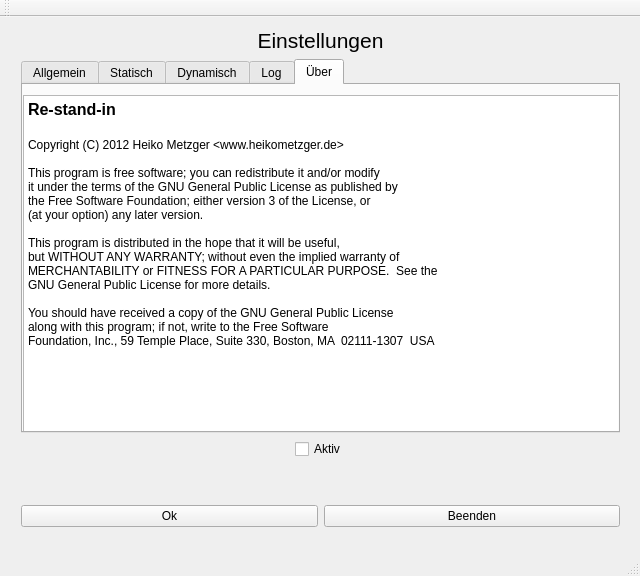
This is rsi.ui in Merhoc/re-stand-in as Qt 5 draws it before an edit. The edited form follows.
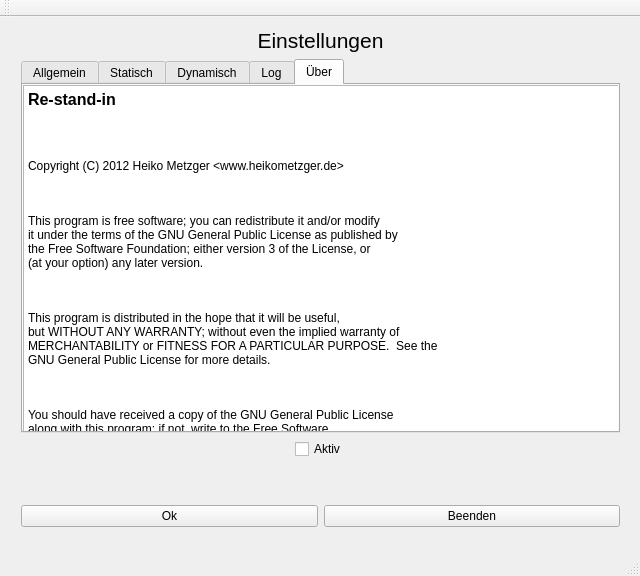
This is the edited form. The open tabs and pages were chosen to show the change.

Commit message: Make it work on windows, too...

Diff of the .ui file:
```diff
--- a/rsi.ui
+++ b/rsi.ui
@@ -131,33 +131,37 @@
          <property name="geometry">
           <rect>
            <x>0</x>
-           <y>10</y>
+           <y>0</y>
            <width>611</width>
-           <height>351</height>
+           <height>361</height>
           </rect>
          </property>
          <property name="html">
           <string>&lt;!DOCTYPE HTML PUBLIC &quot;-//W3C//DTD HTML 4.0//EN&quot; &quot;http://www.w3.org/TR/REC-html40/strict.dtd&quot;&gt;
 &lt;html&gt;&lt;head&gt;&lt;meta name=&quot;qrichtext&quot; content=&quot;1&quot; /&gt;&lt;style type=&quot;text/css&quot;&gt;
 p, li { white-space: pre-wrap; }
-&lt;/style&gt;&lt;/head&gt;&lt;body style=&quot; font-family:'Ubuntu'; font-size:9pt; font-weight:400; font-style:normal;&quot;&gt;
-&lt;p style=&quot; margin-top:0px; margin-bottom:0px; margin-left:0px; margin-right:0px; -qt-block-indent:0; text-indent:0px;&quot;&gt;&lt;span style=&quot; font-size:12pt; font-weight:600;&quot;&gt;Re-stand-in&lt;/span&gt;&lt;/p&gt;
-&lt;p style=&quot;-qt-paragraph-type:empty; margin-top:0px; margin-bottom:0px; margin-left:0px; margin-right:0px; -qt-block-indent:0; text-indent:0px; font-size:12pt; font-weight:600;&quot;&gt;&lt;br /&gt;&lt;/p&gt;
-&lt;p style=&quot; margin-top:0px; margin-bottom:0px; margin-left:0px; margin-right:0px; -qt-block-indent:0; text-indent:0px;&quot;&gt;&lt;span style=&quot; color:#000000;&quot;&gt;Copyright (C) 2012 Heiko Metzger &amp;lt;www.heikometzger.de&amp;gt;&lt;/span&gt;&lt;/p&gt;
-&lt;p style=&quot;-qt-paragraph-type:empty; margin-top:0px; margin-bottom:0px; margin-left:0px; margin-right:0px; -qt-block-indent:0; text-indent:0px; color:#000000;&quot;&gt;&lt;br /&gt;&lt;/p&gt;
-&lt;p style=&quot; margin-top:0px; margin-bottom:0px; margin-left:0px; margin-right:0px; -qt-block-indent:0; text-indent:0px;&quot;&gt;&lt;span style=&quot; font-family:'Courier New,courier'; color:#000000;&quot;&gt;This program is free software; you can redistribute it and/or modify &lt;/span&gt;&lt;/p&gt;
-&lt;p style=&quot; margin-top:0px; margin-bottom:0px; margin-left:0px; margin-right:0px; -qt-block-indent:0; text-indent:0px;&quot;&gt;&lt;span style=&quot; font-family:'Courier New,courier'; color:#000000;&quot;&gt;it under the terms of the GNU General Public License as published by &lt;/span&gt;&lt;/p&gt;
-&lt;p style=&quot; margin-top:0px; margin-bottom:0px; margin-left:0px; margin-right:0px; -qt-block-indent:0; text-indent:0px;&quot;&gt;&lt;span style=&quot; font-family:'Courier New,courier'; color:#000000;&quot;&gt;the Free Software Foundation; either version 3 of the License, or &lt;/span&gt;&lt;/p&gt;
-&lt;p style=&quot; margin-top:0px; margin-bottom:0px; margin-left:0px; margin-right:0px; -qt-block-indent:0; text-indent:0px;&quot;&gt;&lt;span style=&quot; font-family:'Courier New,courier'; color:#000000;&quot;&gt;(at your option) any later version. &lt;/span&gt;&lt;/p&gt;
-&lt;p style=&quot;-qt-paragraph-type:empty; margin-top:0px; margin-bottom:0px; margin-left:0px; margin-right:0px; -qt-block-indent:0; text-indent:0px; font-family:'Courier New,courier'; color:#000000;&quot;&gt;&lt;br /&gt;&lt;/p&gt;
-&lt;p style=&quot; margin-top:0px; margin-bottom:0px; margin-left:0px; margin-right:0px; -qt-block-indent:0; text-indent:0px;&quot;&gt;&lt;span style=&quot; font-family:'Courier New,courier'; color:#000000;&quot;&gt;This program is distributed in the hope that it will be useful, &lt;/span&gt;&lt;/p&gt;
-&lt;p style=&quot; margin-top:0px; margin-bottom:0px; margin-left:0px; margin-right:0px; -qt-block-indent:0; text-indent:0px;&quot;&gt;&lt;span style=&quot; font-family:'Courier New,courier'; color:#000000;&quot;&gt;but WITHOUT ANY WARRANTY; without even the implied warranty of &lt;/span&gt;&lt;/p&gt;
-&lt;p style=&quot; margin-top:0px; margin-bottom:0px; margin-left:0px; margin-right:0px; -qt-block-indent:0; text-indent:0px;&quot;&gt;&lt;span style=&quot; font-family:'Courier New,courier'; color:#000000;&quot;&gt;MERCHANTABILITY or FITNESS FOR A PARTICULAR PURPOSE.  See the &lt;/span&gt;&lt;/p&gt;
-&lt;p style=&quot; margin-top:0px; margin-bottom:0px; margin-left:0px; margin-right:0px; -qt-block-indent:0; text-indent:0px;&quot;&gt;&lt;span style=&quot; font-family:'Courier New,courier'; color:#000000;&quot;&gt;GNU General Public License for more details. &lt;/span&gt;&lt;/p&gt;
-&lt;p style=&quot;-qt-paragraph-type:empty; margin-top:0px; margin-bottom:0px; margin-left:0px; margin-right:0px; -qt-block-indent:0; text-indent:0px; font-family:'Courier New,courier'; color:#000000;&quot;&gt;&lt;br /&gt;&lt;/p&gt;
-&lt;p style=&quot; margin-top:0px; margin-bottom:0px; margin-left:0px; margin-right:0px; -qt-block-indent:0; text-indent:0px;&quot;&gt;&lt;span style=&quot; font-family:'Courier New,courier'; color:#000000;&quot;&gt;You should have received a copy of the GNU General Public License &lt;/span&gt;&lt;/p&gt;
-&lt;p style=&quot; margin-top:0px; margin-bottom:0px; margin-left:0px; margin-right:0px; -qt-block-indent:0; text-indent:0px;&quot;&gt;&lt;span style=&quot; font-family:'Courier New,courier'; color:#000000;&quot;&gt;along with this program; if not, write to the Free Software &lt;/span&gt;&lt;/p&gt;
-&lt;p style=&quot; margin-top:0px; margin-bottom:0px; margin-left:0px; margin-right:0px; -qt-block-indent:0; text-indent:0px;&quot;&gt;&lt;span style=&quot; font-family:'Courier New,courier'; color:#000000;&quot;&gt;Foundation, Inc., 59 Temple Place, Suite 330, Boston, MA  02111-1307  USA&lt;/span&gt;&lt;/p&gt;&lt;/body&gt;&lt;/html&gt;</string>
+&lt;/style&gt;&lt;/head&gt;&lt;body style=&quot; font-family:'MS Shell Dlg 2'; font-size:8.25pt; font-weight:400; font-style:normal;&quot;&gt;
+&lt;p style=&quot; margin-top:0px; margin-bottom:0px; margin-left:0px; margin-right:0px; -qt-block-indent:0; text-indent:0px;&quot;&gt;&lt;span style=&quot; font-family:'Ubuntu'; font-size:12pt; font-weight:600;&quot;&gt;Re-stand-in&lt;/span&gt;&lt;/p&gt;
+&lt;p style=&quot;-qt-paragraph-type:empty; margin-top:0px; margin-bottom:0px; margin-left:0px; margin-right:0px; -qt-block-indent:0; text-indent:0px; font-family:'Ubuntu'; font-size:12pt; font-weight:600;&quot;&gt;&lt;/p&gt;
+&lt;p style=&quot; margin-top:0px; margin-bottom:0px; margin-left:0px; margin-right:0px; -qt-block-indent:0; text-indent:0px;&quot;&gt;&lt;span style=&quot; font-family:'Ubuntu'; font-size:12pt; font-weight:600;&quot;&gt;&lt;br /&gt;&lt;/span&gt;&lt;/p&gt;
+&lt;p style=&quot; margin-top:0px; margin-bottom:0px; margin-left:0px; margin-right:0px; -qt-block-indent:0; text-indent:0px;&quot;&gt;&lt;span style=&quot; font-family:'Ubuntu'; font-size:9pt; color:#000000;&quot;&gt;Copyright (C) 2012 Heiko Metzger &amp;lt;www.heikometzger.de&amp;gt;&lt;/span&gt;&lt;/p&gt;
+&lt;p style=&quot;-qt-paragraph-type:empty; margin-top:0px; margin-bottom:0px; margin-left:0px; margin-right:0px; -qt-block-indent:0; text-indent:0px; font-family:'Ubuntu'; font-size:9pt; color:#000000;&quot;&gt;&lt;/p&gt;
+&lt;p style=&quot; margin-top:0px; margin-bottom:0px; margin-left:0px; margin-right:0px; -qt-block-indent:0; text-indent:0px;&quot;&gt;&lt;span style=&quot; font-family:'Ubuntu'; font-size:9pt; color:#000000;&quot;&gt;&lt;br /&gt;&lt;/span&gt;&lt;/p&gt;
+&lt;p style=&quot; margin-top:0px; margin-bottom:0px; margin-left:0px; margin-right:0px; -qt-block-indent:0; text-indent:0px;&quot;&gt;&lt;span style=&quot; font-family:'Courier New,courier'; font-size:9pt; color:#000000;&quot;&gt;This program is free software; you can redistribute it and/or modify &lt;/span&gt;&lt;/p&gt;
+&lt;p style=&quot; margin-top:0px; margin-bottom:0px; margin-left:0px; margin-right:0px; -qt-block-indent:0; text-indent:0px;&quot;&gt;&lt;span style=&quot; font-family:'Courier New,courier'; font-size:9pt; color:#000000;&quot;&gt;it under the terms of the GNU General Public License as published by &lt;/span&gt;&lt;/p&gt;
+&lt;p style=&quot; margin-top:0px; margin-bottom:0px; margin-left:0px; margin-right:0px; -qt-block-indent:0; text-indent:0px;&quot;&gt;&lt;span style=&quot; font-family:'Courier New,courier'; font-size:9pt; color:#000000;&quot;&gt;the Free Software Foundation; either version 3 of the License, or &lt;/span&gt;&lt;/p&gt;
+&lt;p style=&quot; margin-top:0px; margin-bottom:0px; margin-left:0px; margin-right:0px; -qt-block-indent:0; text-indent:0px;&quot;&gt;&lt;span style=&quot; font-family:'Courier New,courier'; font-size:9pt; color:#000000;&quot;&gt;(at your option) any later version. &lt;/span&gt;&lt;/p&gt;
+&lt;p style=&quot;-qt-paragraph-type:empty; margin-top:0px; margin-bottom:0px; margin-left:0px; margin-right:0px; -qt-block-indent:0; text-indent:0px; font-family:'Courier New,courier'; font-size:9pt; color:#000000;&quot;&gt;&lt;/p&gt;
+&lt;p style=&quot; margin-top:0px; margin-bottom:0px; margin-left:0px; margin-right:0px; -qt-block-indent:0; text-indent:0px;&quot;&gt;&lt;span style=&quot; font-family:'Courier New,courier'; font-size:9pt; color:#000000;&quot;&gt;&lt;br /&gt;&lt;/span&gt;&lt;/p&gt;
+&lt;p style=&quot; margin-top:0px; margin-bottom:0px; margin-left:0px; margin-right:0px; -qt-block-indent:0; text-indent:0px;&quot;&gt;&lt;span style=&quot; font-family:'Courier New,courier'; font-size:9pt; color:#000000;&quot;&gt;This program is distributed in the hope that it will be useful, &lt;/span&gt;&lt;/p&gt;
+&lt;p style=&quot; margin-top:0px; margin-bottom:0px; margin-left:0px; margin-right:0px; -qt-block-indent:0; text-indent:0px;&quot;&gt;&lt;span style=&quot; font-family:'Courier New,courier'; font-size:9pt; color:#000000;&quot;&gt;but WITHOUT ANY WARRANTY; without even the implied warranty of &lt;/span&gt;&lt;/p&gt;
+&lt;p style=&quot; margin-top:0px; margin-bottom:0px; margin-left:0px; margin-right:0px; -qt-block-indent:0; text-indent:0px;&quot;&gt;&lt;span style=&quot; font-family:'Courier New,courier'; font-size:9pt; color:#000000;&quot;&gt;MERCHANTABILITY or FITNESS FOR A PARTICULAR PURPOSE.  See the &lt;/span&gt;&lt;/p&gt;
+&lt;p style=&quot; margin-top:0px; margin-bottom:0px; margin-left:0px; margin-right:0px; -qt-block-indent:0; text-indent:0px;&quot;&gt;&lt;span style=&quot; font-family:'Courier New,courier'; font-size:9pt; color:#000000;&quot;&gt;GNU General Public License for more details. &lt;/span&gt;&lt;/p&gt;
+&lt;p style=&quot;-qt-paragraph-type:empty; margin-top:0px; margin-bottom:0px; margin-left:0px; margin-right:0px; -qt-block-indent:0; text-indent:0px; font-family:'Courier New,courier'; font-size:9pt; color:#000000;&quot;&gt;&lt;/p&gt;
+&lt;p style=&quot; margin-top:0px; margin-bottom:0px; margin-left:0px; margin-right:0px; -qt-block-indent:0; text-indent:0px;&quot;&gt;&lt;span style=&quot; font-family:'Courier New,courier'; font-size:9pt; color:#000000;&quot;&gt;&lt;br /&gt;&lt;/span&gt;&lt;/p&gt;
+&lt;p style=&quot; margin-top:0px; margin-bottom:0px; margin-left:0px; margin-right:0px; -qt-block-indent:0; text-indent:0px;&quot;&gt;&lt;span style=&quot; font-family:'Courier New,courier'; font-size:9pt; color:#000000;&quot;&gt;You should have received a copy of the GNU General Public License &lt;/span&gt;&lt;/p&gt;
+&lt;p style=&quot; margin-top:0px; margin-bottom:0px; margin-left:0px; margin-right:0px; -qt-block-indent:0; text-indent:0px;&quot;&gt;&lt;span style=&quot; font-family:'Courier New,courier'; font-size:9pt; color:#000000;&quot;&gt;along with this program; if not, write to the Free Software &lt;/span&gt;&lt;/p&gt;
+&lt;p style=&quot; margin-top:0px; margin-bottom:0px; margin-left:0px; margin-right:0px; -qt-block-indent:0; text-indent:0px;&quot;&gt;&lt;span style=&quot; font-family:'Courier New,courier'; font-size:9pt; color:#000000;&quot;&gt;Foundation, Inc., 59 Temple Place, Suite 330, Boston, MA  02111-1307  USA&lt;/span&gt;&lt;/p&gt;&lt;/body&gt;&lt;/html&gt;</string>
          </property>
         </widget>
        </widget>
```
Left out of the diff: 10 changed lines with no effect on the pictures. The commit also changes 7 other files.
